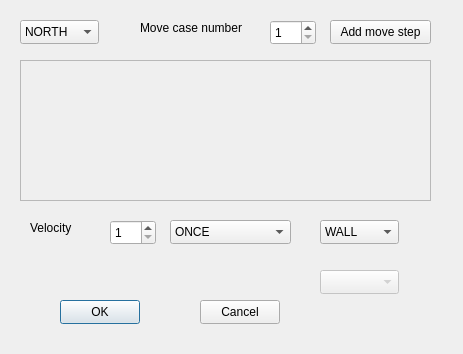
Qt form NietLevelEditor/MoveableWallForm.ui (LeVirus/NietLevelEditor) before a commit.
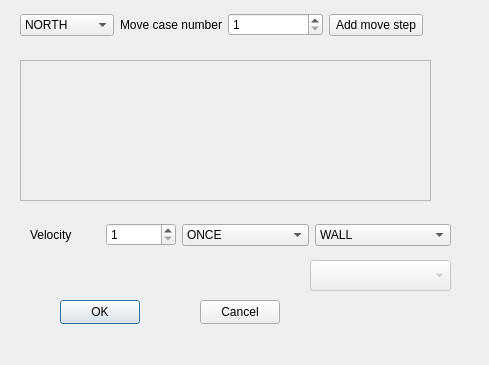
The same form after that commit.

Commit message: Fix moveable wall wizard.

```diff
--- a/NietLevelEditor/MoveableWallForm.ui
+++ b/NietLevelEditor/MoveableWallForm.ui
@@ -6,8 +6,8 @@
    <rect>
     <x>0</x>
     <y>0</y>
-    <width>463</width>
-    <height>354</height>
+    <width>489</width>
+    <height>365</height>
    </rect>
   </property>
   <property name="windowTitle">
@@ -62,44 +62,31 @@
     </property>
    </widget>
   </widget>
-  <widget class="QPushButton" name="pushButtonAddMove">
+  <widget class="QComboBox" name="comboBoxTriggerAppearence">
+   <property name="enabled">
+    <bool>false</bool>
+   </property>
    <property name="geometry">
     <rect>
-     <x>330</x>
-     <y>20</y>
-     <width>101</width>
-     <height>24</height>
+     <x>310</x>
+     <y>260</y>
+     <width>141</width>
+     <height>31</height>
     </rect>
    </property>
-   <property name="text">
-    <string>Add move step</string>
-   </property>
   </widget>
-  <widget class="QSpinBox" name="spinBoxMoveNumber">
+  <widget class="QWidget" name="">
    <property name="geometry">
     <rect>
-     <x>270</x>
-     <y>20</y>
-     <width>46</width>
-     <height>25</height>
+     <x>20</x>
+     <y>10</y>
+     <width>403</width>
+     <height>30</height>
     </rect>
    </property>
-   <property name="minimum">
-    <number>1</number>
-   </property>
-   <property name="maximum">
-    <number>15</number>
-   </property>
-  </widget>
+   <layout class="QHBoxLayout" name="horizontalLayout">
+    <item>
   <widget class="QComboBox" name="comboBoxDirection">
-   <property name="geometry">
-    <rect>
-     <x>20</x>
-     <y>20</y>
-     <width>79</width>
-     <height>24</height>
-    </rect>
-   </property>
    <item>
     <property name="text">
      <string>NORTH</string>
@@ -121,41 +108,52 @@
     </property>
    </item>
   </widget>
+    </item>
+    <item>
   <widget class="QLabel" name="label">
-   <property name="geometry">
-    <rect>
-     <x>140</x>
-     <y>20</y>
-     <width>121</width>
-     <height>16</height>
-    </rect>
-   </property>
    <property name="text">
     <string>Move case number</string>
    </property>
   </widget>
-  <widget class="QLabel" name="label_2">
+    </item>
+    <item>
+     <widget class="QSpinBox" name="spinBoxMoveNumber">
+      <property name="minimum">
+       <number>1</number>
+      </property>
+      <property name="maximum">
+       <number>15</number>
+      </property>
+     </widget>
+    </item>
+    <item>
+     <widget class="QPushButton" name="pushButtonAddMove">
+      <property name="text">
+       <string>Add move step</string>
+      </property>
+     </widget>
+    </item>
+   </layout>
+  </widget>
+  <widget class="QWidget" name="">
    <property name="geometry">
     <rect>
      <x>30</x>
      <y>220</y>
-     <width>58</width>
-     <height>16</height>
+     <width>421</width>
+     <height>30</height>
     </rect>
    </property>
+   <layout class="QHBoxLayout" name="horizontalLayout_2">
+    <item>
+     <widget class="QLabel" name="label_2">
    <property name="text">
     <string>Velocity</string>
    </property>
   </widget>
+    </item>
+    <item>
   <widget class="QSpinBox" name="spinBoxVelocity">
-   <property name="geometry">
-    <rect>
-     <x>110</x>
-     <y>220</y>
-     <width>46</width>
-     <height>25</height>
-    </rect>
-   </property>
    <property name="minimum">
     <number>1</number>
    </property>
@@ -163,40 +161,9 @@
     <number>5</number>
    </property>
   </widget>
-  <widget class="QComboBox" name="comboBoxTriggerType">
-   <property name="geometry">
-    <rect>
-     <x>320</x>
-     <y>220</y>
-     <width>79</width>
-     <height>24</height>
-    </rect>
-   </property>
-   <item>
-    <property name="text">
-     <string>WALL</string>
-    </property>
    </item>
    <item>
-    <property name="text">
-     <string>EXTERN TRIGGER</string>
-    </property>
-   </item>
-   <item>
-    <property name="text">
-     <string>GROUND</string>
-    </property>
-   </item>
-  </widget>
   <widget class="QComboBox" name="comboBoxTriggerBehaviourType">
-   <property name="geometry">
-    <rect>
-     <x>170</x>
-     <y>220</y>
-     <width>121</width>
-     <height>24</height>
-    </rect>
-   </property>
    <item>
     <property name="text">
      <string>ONCE</string>
@@ -218,18 +185,27 @@
     </property>
    </item>
   </widget>
-  <widget class="QComboBox" name="comboBoxTriggerAppearence">
-   <property name="enabled">
-    <bool>false</bool>
-   </property>
-   <property name="geometry">
-    <rect>
-     <x>320</x>
-     <y>270</y>
-     <width>79</width>
-     <height>24</height>
-    </rect>
-   </property>
+    </item>
+    <item>
+     <widget class="QComboBox" name="comboBoxTriggerType">
+      <item>
+       <property name="text">
+        <string>WALL</string>
+       </property>
+      </item>
+      <item>
+       <property name="text">
+        <string>EXTERN TRIGGER</string>
+       </property>
+      </item>
+      <item>
+       <property name="text">
+        <string>GROUND</string>
+       </property>
+      </item>
+     </widget>
+    </item>
+   </layout>
   </widget>
  </widget>
  <resources/>
```
Left out of the diff: 4 changed lines with no effect on the pictures. Lines whose indentation alone changed are shown as unchanged.
